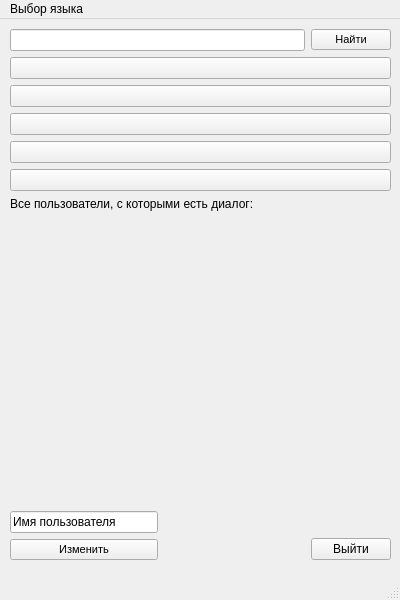
First picture: the form in OverseasClient/client/mainwindow.ui, repository mertismk/ChatWithForeigners, before the edit.
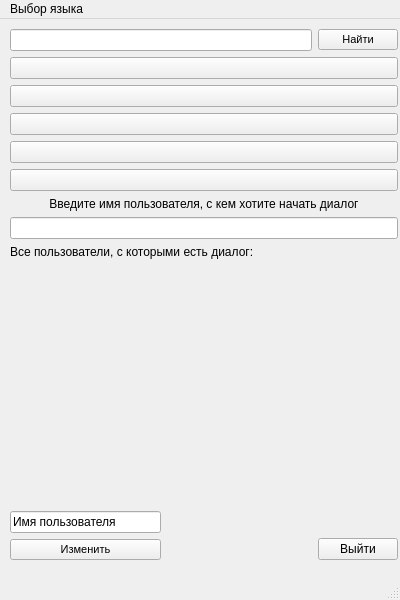
Second picture: the form after the edit.

Diff of the .ui file:
```diff
--- a/OverseasClient/client/mainwindow.ui
+++ b/OverseasClient/client/mainwindow.ui
@@ -22,7 +22,7 @@
      <rect>
       <x>10</x>
       <y>10</y>
-      <width>381</width>
+      <width>388</width>
       <height>531</height>
      </rect>
     </property>
@@ -88,6 +88,26 @@
        </property>
       </widget>
      </item>
+     <item>
+      <layout class="QVBoxLayout" name="verticalLayout_5">
+       <property name="bottomMargin">
+        <number>0</number>
+       </property>
+       <item>
+        <widget class="QLabel" name="label_2">
+         <property name="text">
+          <string>Введите имя пользователя, с кем хотите начать диалог</string>
+         </property>
+         <property name="alignment">
+          <set>Qt::AlignCenter</set>
+         </property>
+        </widget>
+       </item>
+       <item>
+        <widget class="QLineEdit" name="lineEdit"/>
+       </item>
+      </layout>
+     </item>
      <item>
       <widget class="QLabel" name="label">
        <property name="text">
```
